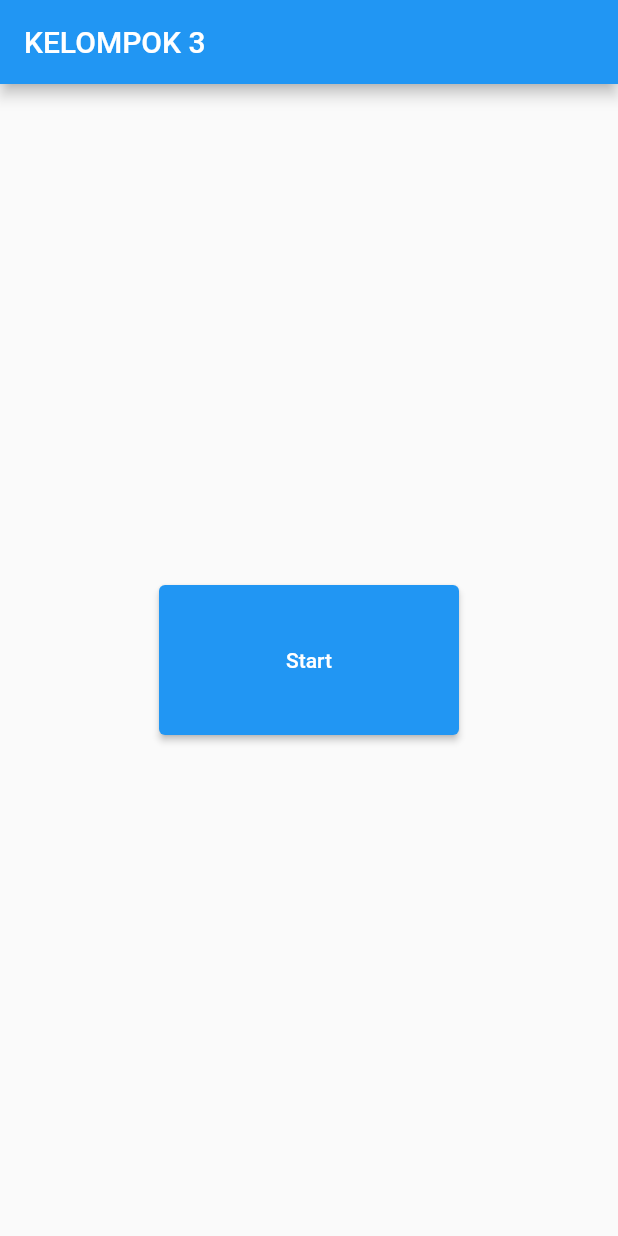
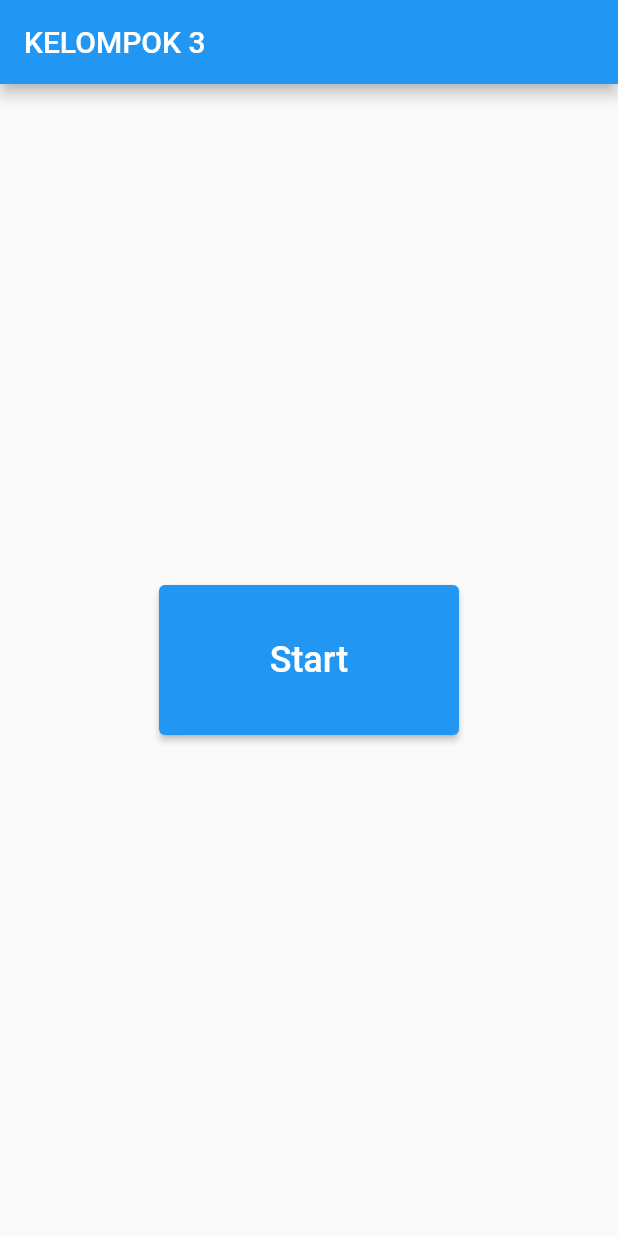
Before and after one commit to Krismawatii/UASSSSSSS_MOBELLLL, a Flutter app: the screen it shows after launch, on a phone screen of 412 x 824 dp. Run offline on Flutter 3.47's test engine with Material 2 defaults, Android fonts, the phone set to English and light mode, and no system bars; our stand-ins replace fluttertoast, sqflite; accounts and stored records are empty.

Commit message:
styling start button and list view

```diff
--- a/lib/models/item.dart
+++ b/lib/models/item.dart
@@ -1,8 +1,8 @@
 class Item {
-  late int _nim;
-  late String _nama;
-  late String _alamat;
-  late String _jeniskelamin;
+  int _nim;
+  String _nama;
+  String _alamat;
+  String _jeniskelamin;
 
   int get nim => this._nim;
 
--- a/lib/pages/home_page.dart
+++ b/lib/pages/home_page.dart
@@ -31,7 +31,10 @@ class HomePage extends StatelessWidget {
             },
             style: ElevatedButton.styleFrom(
                 padding: const EdgeInsets.only(left: 30, right: 30)),
-            child: Text('Start'),
+            child: Text(
+              'Start',
+              style: TextStyle(fontSize: 24),
+            ),
           ),
         )),
       ),
```
Also changed, not shown: lib/pages/list_data.dart (+9 -9 lines).
